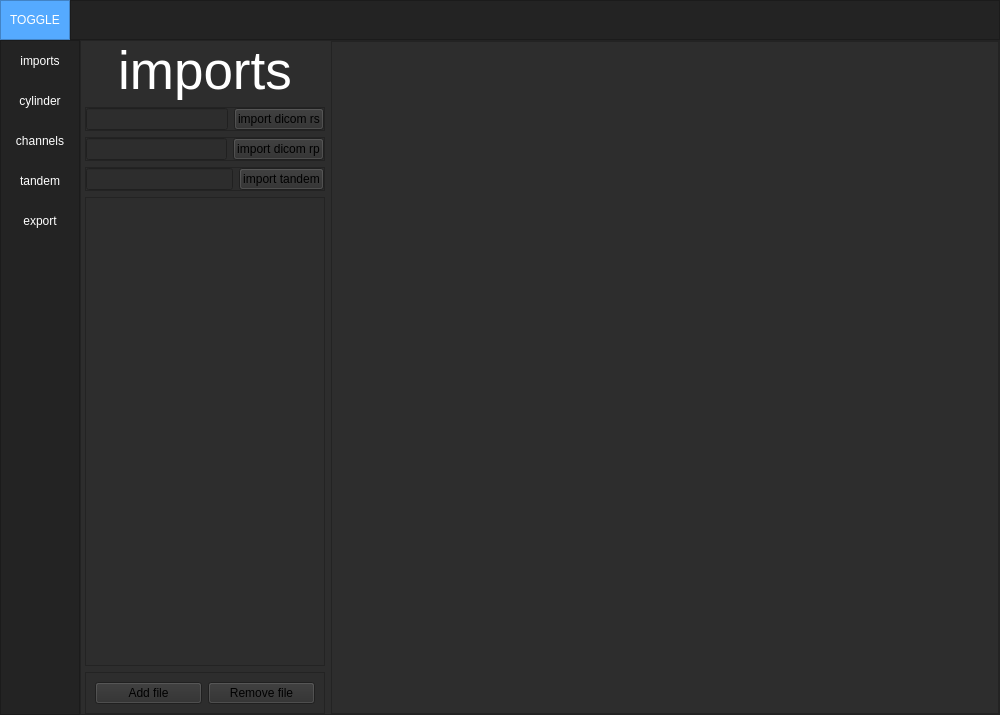
Above: Presentation/MainWindow/ui_main.ui from nsmela/brachify before the change. Below: the same form after it.
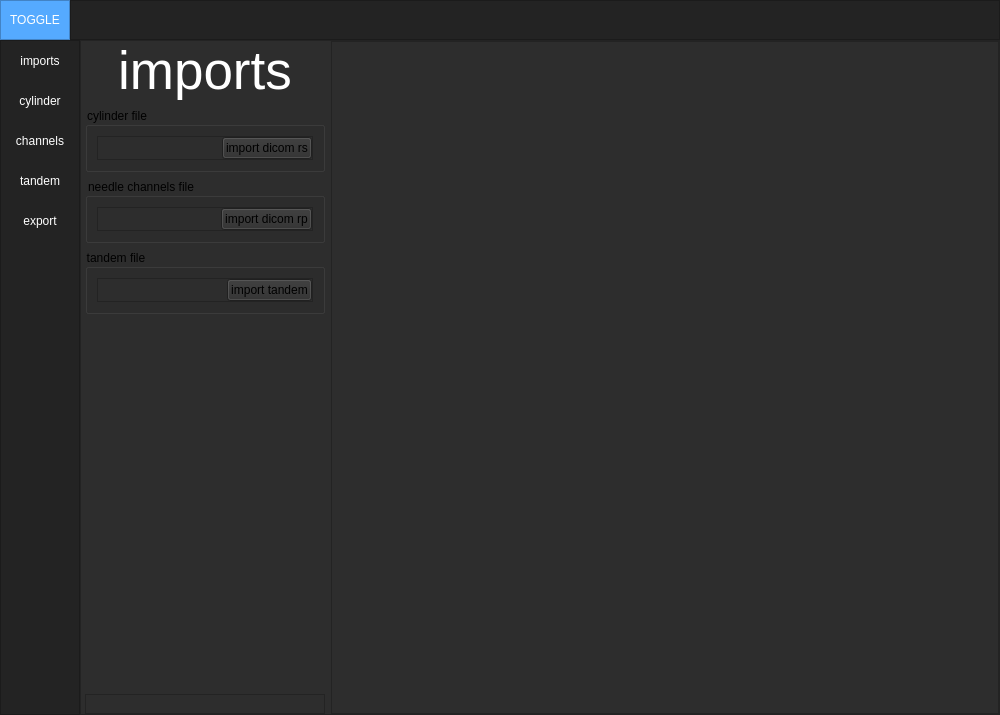
That is the form after the change. The open tabs and pages were chosen to show the change.

The edit to the form file:
```diff
--- a/Presentation/MainWindow/ui_main.ui
+++ b/Presentation/MainWindow/ui_main.ui
@@ -432,6 +432,12 @@
                </widget>
               </item>
               <item>
+               <widget class="QGroupBox" name="groupBox_2">
+                <property name="title">
+                 <string>cylinder file</string>
+                </property>
+                <layout class="QVBoxLayout" name="verticalLayout_10">
+                 <item>
                <widget class="QFrame" name="frame_2">
                 <property name="frameShape">
                  <enum>QFrame::StyledPanel</enum>
@@ -453,7 +459,14 @@
                   <number>0</number>
                  </property>
                  <item>
-                  <widget class="QLineEdit" name="lineEdit"/>
+                     <widget class="QLineEdit" name="lineedit_dicom_rs">
+                      <property name="frame">
+                       <bool>false</bool>
+                      </property>
+                      <property name="readOnly">
+                       <bool>true</bool>
+                      </property>
+                     </widget>
                  </item>
                  <item>
                   <widget class="QPushButton" name="pushButton">
@@ -465,6 +478,15 @@
                 </layout>
                </widget>
               </item>
+                </layout>
+               </widget>
+              </item>
+              <item>
+               <widget class="QGroupBox" name="groupBox_3">
+                <property name="title">
+                 <string>needle channels file</string>
+                </property>
+                <layout class="QHBoxLayout" name="horizontalLayout_14">
               <item>
                <widget class="QFrame" name="frame_3">
                 <property name="frameShape">
@@ -487,7 +509,14 @@
                   <number>0</number>
                  </property>
                  <item>
-                  <widget class="QLineEdit" name="lineEdit_2"/>
+                     <widget class="QLineEdit" name="lineedit_dicom_rp">
+                      <property name="frame">
+                       <bool>false</bool>
+                      </property>
+                      <property name="readOnly">
+                       <bool>true</bool>
+                      </property>
+                     </widget>
                  </item>
                  <item>
                   <widget class="QPushButton" name="pushButton_2">
@@ -499,6 +528,15 @@
                 </layout>
                </widget>
               </item>
+                </layout>
+               </widget>
+              </item>
+              <item>
+               <widget class="QGroupBox" name="groupBox_4">
+                <property name="title">
+                 <string>tandem file</string>
+                </property>
+                <layout class="QVBoxLayout" name="verticalLayout_11">
               <item>
                <widget class="QFrame" name="frame_4">
                 <property name="frameShape">
@@ -521,7 +559,14 @@
                   <number>0</number>
                  </property>
                  <item>
-                  <widget class="QLineEdit" name="lineEdit_3"/>
+                     <widget class="QLineEdit" name="lineedit_tandem">
+                      <property name="frame">
+                       <bool>false</bool>
+                      </property>
+                      <property name="readOnly">
+                       <bool>true</bool>
+                      </property>
+                     </widget>
                  </item>
                  <item>
                   <widget class="QPushButton" name="pushButton_3">
@@ -533,16 +578,22 @@
                 </layout>
                </widget>
               </item>
-              <item>
-               <widget class="QListWidget" name="files_list">
-                <property name="acceptDrops">
-                 <bool>true</bool>
-                </property>
-                <property name="dragDropMode">
-                 <enum>QAbstractItemView::DropOnly</enum>
-                </property>
+                </layout>
                </widget>
               </item>
+              <item>
+               <spacer name="verticalSpacer_5">
+                <property name="orientation">
+                 <enum>Qt::Vertical</enum>
+                </property>
+                <property name="sizeHint" stdset="0">
+                 <size>
+                  <width>20</width>
+                  <height>40</height>
+                 </size>
+                </property>
+               </spacer>
+              </item>
               <item>
                <widget class="QFrame" name="frame">
                 <property name="frameShape">
@@ -551,22 +602,7 @@
                 <property name="frameShadow">
                  <enum>QFrame::Raised</enum>
                 </property>
-                <layout class="QHBoxLayout" name="horizontalLayout_4">
-                 <item>
-                  <widget class="QPushButton" name="btn_add_file">
-                   <property name="text">
-                    <string>Add file</string>
-                   </property>
-                  </widget>
-                 </item>
-                 <item>
-                  <widget class="QPushButton" name="btn_remove_file">
-                   <property name="text">
-                    <string>Remove file</string>
-                   </property>
-                  </widget>
-                 </item>
-                </layout>
+                <layout class="QHBoxLayout" name="horizontalLayout_4"/>
                </widget>
               </item>
              </layout>
```
Left out of the diff: 8 changed lines with no effect on the pictures. Lines whose indentation alone changed are shown as unchanged.
